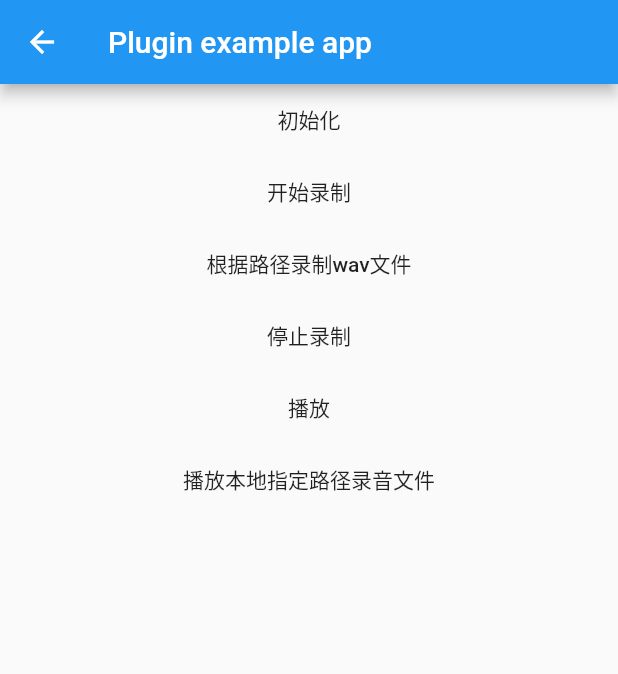
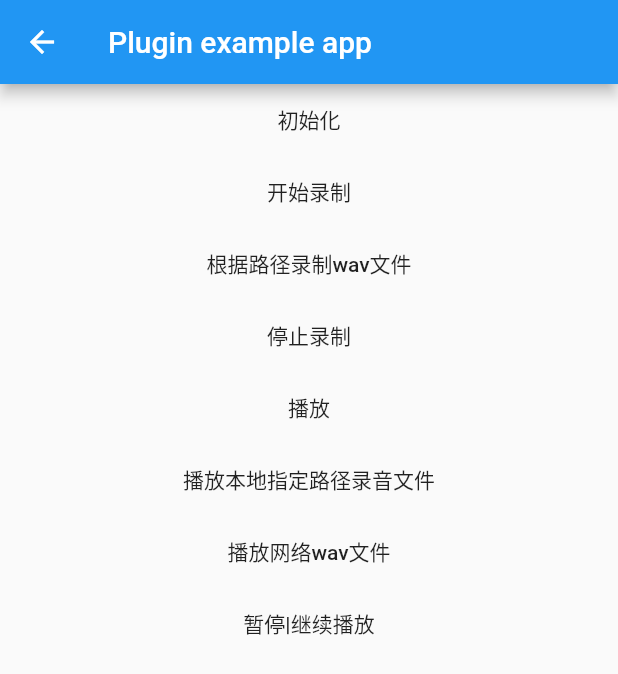
Before and after one commit to yxwandroid/flutter_plugin_record, a Flutter app: the RecordScreen screen opened by its route, after a tap on "播放本地指定路径录音文件", on a phone screen of 412 x 824 dp. Shown: the top 674 px of the screen. Run offline on Flutter 3.47's test engine with Material 2 defaults, Android fonts, the light colour scheme and no system bars; missing offline and left inert: flustars.

Commit message:
实现ios 暂停和继续播放

```diff
--- a/example/lib/record_screen.dart
+++ b/example/lib/record_screen.dart
@@ -96,10 +96,21 @@ class _RecordScreenState extends State<RecordScreen> {
             FlatButton(
               child: Text("播放本地指定路径录音文件"),
               onPressed: () {
-                playByPath(filePath);
+                playByPath(filePath,"file");
               },
             ),
-
+            FlatButton(
+              child: Text("播放网络wav文件"),
+              onPressed: () {
+                playByPath("http://qdtd2yckr.bkt.clouddn.com/%E9%A3%9E%E4%BA%91%E4%B9%8B%E4%B8%8B.wav","url");
+              },
+            ),
+            FlatButton(
+              child: Text("暂停|继续播放"),
+              onPressed: () {
+                pause();
+              },
+            ),
           ],
         ),
       ),
@@ -128,7 +139,6 @@ class _RecordScreenState extends State<RecordScreen> {
         startByWavPath(wavPath);
       });
     });
-
   }
 
   ///初始化语音录制的方法
@@ -157,9 +167,13 @@ class _RecordScreenState extends State<RecordScreen> {
   }
 
   ///播放指定路径录音文件  url为iOS播放网络语音，file为播放本地语音文件
-  void playByPath(String path) {
-//    recordPlugin.playByPath(path,"file");
-    recordPlugin.playByPath("https://linjuli-app-audio.oss-cn-hangzhou.aliyuncs.com/audio/50c39c768b534ce1ba25d837ed153824.wav","url");
+  void playByPath(String path,String type) {
+    recordPlugin.playByPath(path,type);
+  }
+
+  ///暂停播放
+  void pause() {
+    recordPlugin.pausePlay();
   }
 
   @override
--- a/pubspec.yaml
+++ b/pubspec.yaml
@@ -1,6 +1,6 @@
 name: flutter_plugin_record
 description: The flutter voice recording plug-in,provides the recording animation and the recording successfully returns to the recording file path
-version: 0.1.9
+version: 0.2.0
 #author:  wilson <yxw_android@163.com>
 homepage: https://github.com/yxwandroid/flutter_plugin_record
 
```
Also changed, not shown: lib/flutter_plugin_record.dart (+13 -0 lines), example/pubspec.lock, 14 other files.
